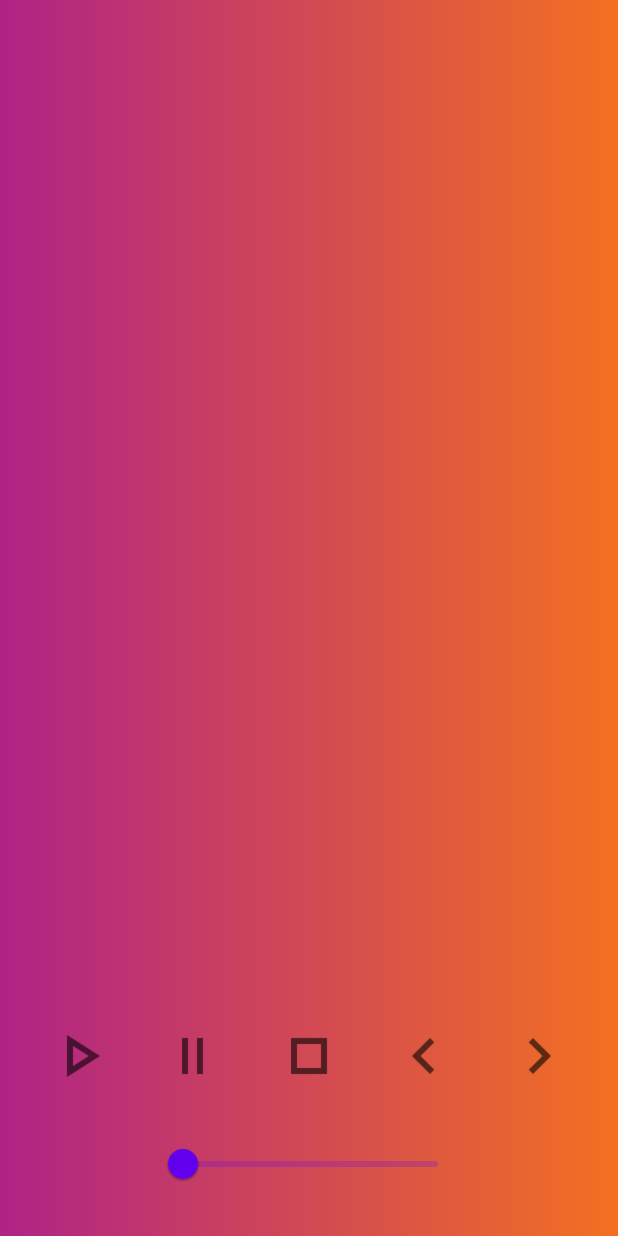
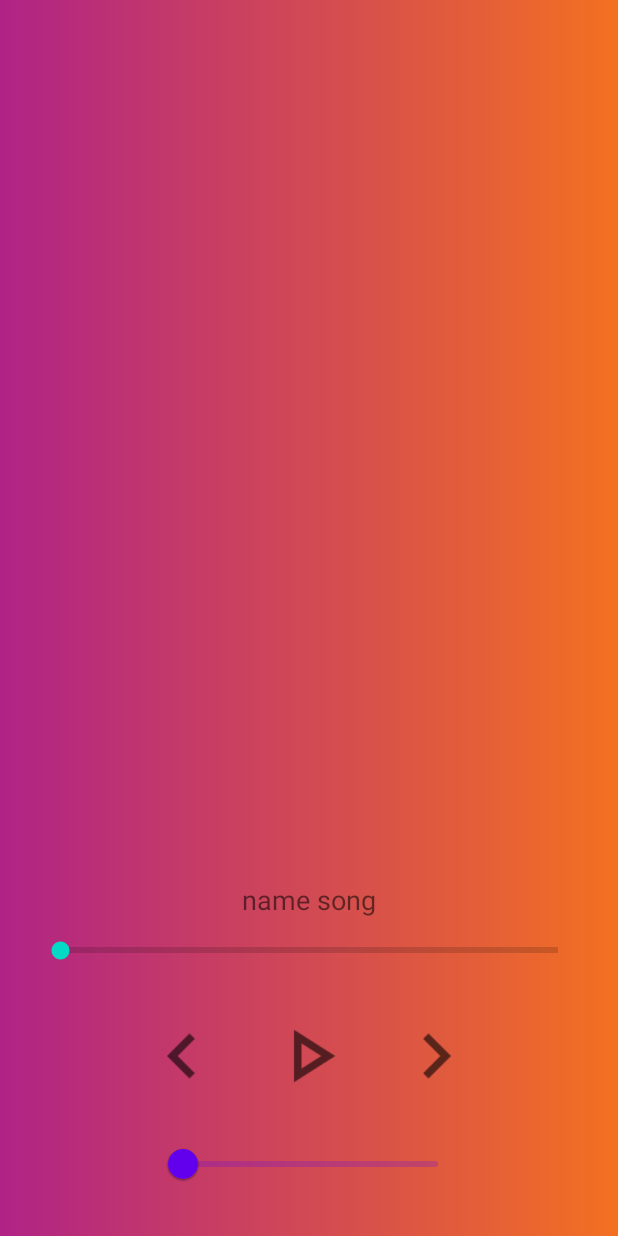
Before and after one commit to Nirwash/Audio-Player, an Android app: the layout activity_main.xml on its own in the app's theme, with its tools: preview values and no code run, on a phone screen of 412 x 824 dp. Run offline under Robolectric (Android 15) with nearby library versions, the phone set to English and light mode, and no system bars.

Commit message:
добавление SeekBar реализация поведения SeekBar(перемотка трэка)

```diff
--- a/app/src/main/res/layout/activity_main.xml
+++ b/app/src/main/res/layout/activity_main.xml
@@ -20,79 +20,77 @@
             app:layout_constraintEnd_toEndOf="parent"
             app:layout_constraintStart_toStartOf="parent" />
 
-        <ProgressBar
-            android:id="@+id/progressBar"
+        <SeekBar
+            android:id="@+id/seekbar"
             style="?android:attr/progressBarStyleHorizontal"
             android:layout_width="match_parent"
             android:layout_height="20dp"
             android:layout_marginStart="24dp"
             android:layout_marginEnd="24dp"
-            android:layout_marginBottom="140dp"
-            android:max="100"
-            android:visibility="invisible"
+            android:layout_marginBottom="180dp"
             app:layout_constraintBottom_toBottomOf="parent"
             app:layout_constraintEnd_toEndOf="parent"
-            app:layout_constraintHorizontal_bias="1.0"
             app:layout_constraintStart_toStartOf="parent" />
+
+        <com.google.android.material.textview.MaterialTextView
+            android:id="@+id/tv_name_song"
+            android:layout_width="wrap_content"
+            android:layout_height="wrap_content"
+            app:layout_constraintStart_toStartOf="parent"
+            app:layout_constraintEnd_toEndOf="parent"
+            android:textSize="18sp"
+            android:layout_margin="12dp"
+            app:layout_constraintBottom_toTopOf="@id/seekbar"
+            tools:text="name song"/>
 
         <com.google.android.material.button.MaterialButton
             android:id="@+id/btn_play"
             style="@style/iconButton"
-            android:layout_width="48dp"
-            android:layout_height="48dp"
-            android:layout_marginBottom="24dp"
+            android:layout_width="60dp"
+            android:layout_height="60dp"
+            android:layout_marginBottom="18dp"
             android:background="@android:color/transparent"
-            android:checkable="false"
-            android:cursorVisible="false"
             app:icon="@drawable/ic_play"
             app:layout_constraintBottom_toTopOf="@id/slider"
-            app:layout_constraintEnd_toStartOf="@id/btn_pause"
-            app:layout_constraintStart_toStartOf="parent" />
+            app:layout_constraintStart_toStartOf="parent"
+            app:layout_constraintEnd_toEndOf="parent"/>
 
         <com.google.android.material.button.MaterialButton
             android:id="@+id/btn_pause"
             style="@style/iconButton"
+            android:layout_width="60dp"
+            android:layout_height="60dp"
+            android:layout_marginBottom="18dp"
+            app:icon="@drawable/ic_pause"
+            android:visibility="gone"
+            android:background="@android:color/transparent"
+            app:layout_constraintBottom_toTopOf="@id/slider"
+            app:layout_constraintStart_toStartOf="parent"
+            app:layout_constraintEnd_toEndOf="parent"/>
+
+        <com.google.android.material.button.MaterialButton
+            android:id="@+id/btn_back"
+            style="@style/iconButtonSmall"
             android:layout_width="48dp"
             android:layout_height="48dp"
-            android:layout_marginBottom="24dp"
-            app:icon="@drawable/ic_pause"
-            android:background="@android:color/transparent"
-            app:layout_constraintBottom_toTopOf="@id/slider"
-            app:layout_constraintEnd_toStartOf="@id/btn_stop"
-            app:layout_constraintStart_toEndOf="@id/btn_play" />
-        <com.google.android.material.button.MaterialButton
-            android:id="@+id/btn_stop"
-            style="@style/iconButton"
-            android:layout_width="48dp"
-            android:layout_height="48dp"
-            android:layout_marginBottom="24dp"
-            app:icon="@drawable/ic_stop"
-            android:background="@android:color/transparent"
-            app:layout_constraintBottom_toTopOf="@id/slider"
-            app:layout_constraintEnd_toStartOf="@id/btn_back"
-            app:layout_constraintStart_toEndOf="@id/btn_pause" />
-        <com.google.android.material.button.MaterialButton
-            android:id="@+id/btn_back"
-            style="@style/iconButton"
-            android:layout_width="48dp"
-            android:layout_height="48dp"
-            android:layout_marginBottom="24dp"
+            android:layout_margin="24dp"
             app:icon="@drawable/ic_back"
             android:background="@android:color/transparent"
             app:layout_constraintBottom_toTopOf="@id/slider"
-            app:layout_constraintEnd_toStartOf="@id/btn_forward"
-            app:layout_constraintStart_toEndOf="@id/btn_stop" />
+            app:layout_constraintStart_toStartOf="parent"
+            app:layout_constraintEnd_toStartOf="@id/btn_forward"/>
+
         <com.google.android.material.button.MaterialButton
             android:id="@+id/btn_forward"
-            style="@style/iconButton"
+            style="@style/iconButtonSmall"
             android:layout_width="48dp"
             android:layout_height="48dp"
-            android:layout_marginBottom="24dp"
+            android:layout_margin="24dp"
             app:icon="@drawable/ic_forward"
             android:background="@android:color/transparent"
             app:layout_constraintBottom_toTopOf="@id/slider"
             app:layout_constraintEnd_toEndOf="parent"
-            app:layout_constraintStart_toEndOf="@id/btn_back" />
+            app:layout_constraintStart_toEndOf="@id/btn_back"/>
 
 
 
--- a/app/src/main/res/values/colors.xml
+++ b/app/src/main/res/values/colors.xml
@@ -7,4 +7,5 @@
     <color name="teal_700">#FF018786</color>
     <color name="black">#FF000000</color>
     <color name="white">#FFFFFFFF</color>
+    <color name="button_backgroud">#BB3075</color>
 </resources>
--- a/app/src/main/res/values/themes.xml
+++ b/app/src/main/res/values/themes.xml
@@ -22,6 +22,16 @@
         <item name="android:insetRight">0dp</item>
         <item name="iconPadding">0dp</item>
         <item name="iconGravity">textStart</item>
-        <item name="iconSize">48dp</item>
+        <item name="iconSize">60dp</item>
+    </style>
+    <style name="iconButtonSmall" parent="Widget.MaterialComponents.Button.Icon">
+        <item name="iconTint">?attr/colorControlNormal</item>
+        <item name="android:insetBottom">0dp</item>
+        <item name="android:insetTop">0dp</item>
+        <item name="android:insetLeft">4dp</item>
+        <item name="android:insetRight">0dp</item>
+        <item name="iconPadding">0dp</item>
+        <item name="iconGravity">textStart</item>
+        <item name="iconSize">60dp</item>
     </style>
 </resources>
```
Also changed, not shown: app/src/main/java/com/nirwashh/android/playingaudio/MainActivity.kt (+33 -36 lines).
